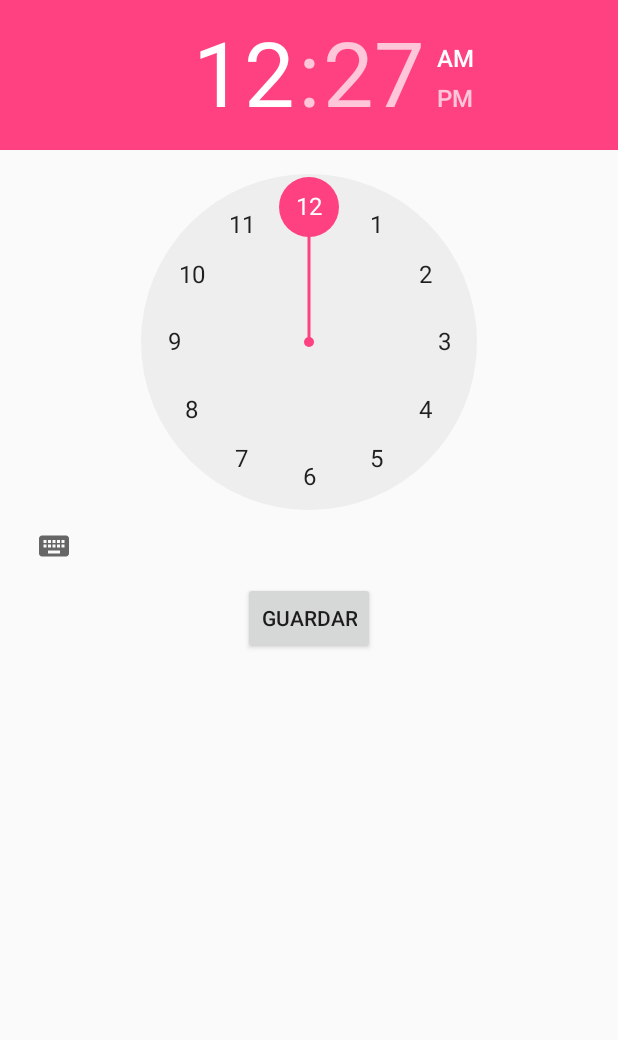
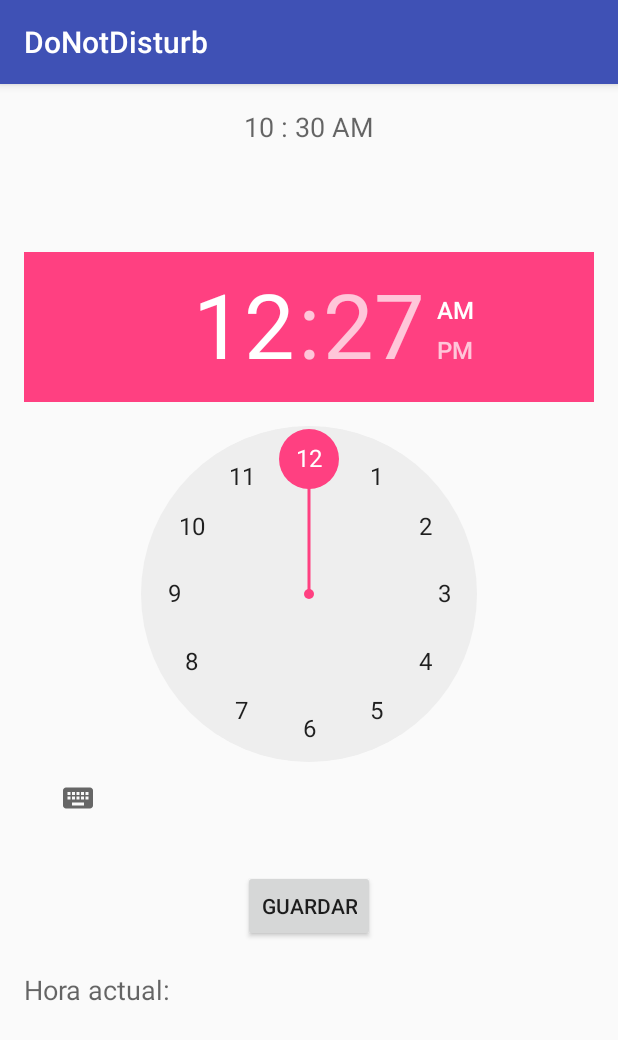
Before and after one commit to safloresg/DoNotDisturb, an Android app: the screen it shows after launch (StartTime before the commit, StartDate after it), after a tap on "Hora inicio", on a phone screen of 412 x 824 dp. Shown: the top 1040 px of the screen. Run offline under Robolectric (Android 15) with nearby library versions, the phone set to English and light mode, and no system bars.

Commit message:
Revert "Fixed datepickers"

```diff
--- a/app/src/main/AndroidManifest.xml
+++ b/app/src/main/AndroidManifest.xml
@@ -30,12 +30,12 @@
 
         </activity>
 
-        <activity android:name=".StartTime"
+        <activity android:name=".StartDate"
             android:label="@string/app_name" >
 
         </activity>
 
-        <activity android:name=".EndTime"
+        <activity android:name=".EndDate"
             android:label="@string/app_name" >
 
         </activity>
--- a/app/src/main/java/donotdisturb/fime/mx/donotdisturb/MainActivity.java
+++ b/app/src/main/java/donotdisturb/fime/mx/donotdisturb/MainActivity.java
@@ -33,11 +33,11 @@ public class MainActivity extends ListActivity {
         switch (pos)
         {
             case 1:
-                Intent i1 = new Intent(MainActivity.this,StartTime.class);
+                Intent i1 = new Intent(MainActivity.this,StartDate.class);
                 startActivity(i1);
                 break;
             case 2:
-                Intent i2 = new Intent(MainActivity.this,EndTime.class);
+                Intent i2 = new Intent(MainActivity.this,EndDate.class);
                 startActivity(i2);
                 break;
             case 3:
--- /dev/null
+++ b/app/src/main/java/donotdisturb/fime/mx/donotdisturb/StartDate.java
@@ -0,0 +1,58 @@
+package donotdisturb.fime.mx.donotdisturb;
+
+import android.support.v7.app.AppCompatActivity;
+import android.os.Bundle;
+import android.view.Menu;
+import android.view.View;
+import android.widget.TextView;
+import android.widget.TimePicker;
+import java.util.Calendar;
+
+public class StartDate extends AppCompatActivity {
+
+    private TimePicker timePicker;
+    private TextView time;
+    private Calendar calendar;
+    private String format = "";
+
+
+    @Override
+    protected void onCreate(Bundle savedInstanceState) {
+        super.onCreate(savedInstanceState);
+        setContentView(R.layout.start_date);
+
+        timePicker = (TimePicker) findViewById(R.id.timePicker1);
+        time = (TextView) findViewById(R.id.textView);
+        calendar = Calendar.getInstance();
+
+        int hour = calendar.get(Calendar.HOUR_OF_DAY);
+        int min = calendar.get(Calendar.MINUTE);
+        showTime(hour, min);
+    }
+
+//    public void setTime(View view) {
+//        int hour = timePicker.getCurrentHour();
+//        int min = timePicker.getCurrentMinute();
+//        int hour = timePicker.getHour();
+//        int min = timePicker.getMinute();
+//        showTime(hour, min);
+//    }
+
+    public void showTime(int hour, int min) {
+        if (hour == 0) {
+            hour += 12;
+            format = "AM";
+        }
+        else if (hour == 12) {
+            format = "PM";
+        } else if (hour > 12) {
+            hour -= 12;
+            format = "PM";
+        } else {
+            format = "AM";
+        }
+        time.setText(new StringBuilder().append(hour).append(" : ").append(min)
+                .append(" ").append(format));
+    }
+
+}
--- a/app/src/main/java/donotdisturb/fime/mx/donotdisturb/StartTime.java
+++ /dev/null
@@ -1,76 +0,0 @@
-package donotdisturb.fime.mx.donotdisturb;
-
-import android.annotation.TargetApi;
-import android.app.Activity;
-import android.content.Context;
-import android.media.AudioManager;
-import android.os.Build;
-import android.os.Bundle;
-//import android.support.v7.app.AppCompatActivity;
-//import android.support.v7.app.AppCompatActivity;
-import android.util.Log;
-import android.view.View;
-import android.widget.Button;
-import android.widget.TextView;
-import android.widget.TimePicker;
-import android.widget.Toast;
-
-import java.util.Calendar;
-
-public class StartTime extends Activity {
-    private TimePicker timePicker;
-    private Calendar calendar;
-    private String format = "";
-    private Button btn_start_time;
-    private AudioManager audiom;
-
-    @Override
-    protected void onCreate(Bundle savedInstanceState) {
-        super.onCreate(savedInstanceState);
-        setContentView(R.layout.start_time);
-
-        timePicker = (TimePicker) findViewById(R.id.start_time);
-        btn_start_time = (Button) findViewById(R.id.btn_start_time);
-
-        calendar = Calendar.getInstance();
-        audiom = (AudioManager) getSystemService(Context.AUDIO_SERVICE);
-
-        btn_start_time.setOnClickListener(new View.OnClickListener() {
-            @TargetApi(Build.VERSION_CODES.M)
-            @Override
-            public void onClick(View v) {
-                int start_hour = timePicker.getCurrentHour();
-                int start_min = timePicker.getCurrentMinute();
-                Log.d("HORA: ", String.valueOf(start_hour));
-                Log.d("MIN: ", String.valueOf(start_min));
-                finish();
-            }
-        });
-
-        int hour = calendar.get(Calendar.HOUR_OF_DAY);
-        int min = calendar.get(Calendar.MINUTE);
-        showTime(hour, min);
-    }
-
-    @TargetApi(Build.VERSION_CODES.M)
-    public void setTime(View view) {
-        int hour = timePicker.getHour();
-        int min = timePicker.getMinute();
-        showTime(hour, min);
-    }
-
-    public void showTime(int hour, int min) {
-        if (hour == 0) {
-            hour += 12;
-            format = "AM";
-        }
-        else if (hour == 12) {
-            format = "PM";
-        } else if (hour > 12) {
-            hour -= 12;
-            format = "PM";
-        } else {
-            format = "AM";
-        }
-    }
-}
--- /dev/null
+++ b/app/src/main/res/layout/start_date.xml
@@ -0,0 +1,60 @@
+<?xml version="1.0" encoding="utf-8"?>
+<RelativeLayout xmlns:android="http://schemas.android.com/apk/res/android"
+    xmlns:tools="http://schemas.android.com/tools"
+    android:layout_width="match_parent"
+    android:layout_height="match_parent"
+    android:paddingBottom="@dimen/activity_vertical_margin"
+    android:paddingLeft="@dimen/activity_horizontal_margin"
+    android:paddingRight="@dimen/activity_horizontal_margin"
+    android:paddingTop="@dimen/activity_vertical_margin"
+    tools:context="donotdisturb.fime.mx.donotdisturb.StartDate">
+
+    <TextView
+        android:id="@+id/textView"
+        android:layout_width="wrap_content"
+        android:layout_height="wrap_content"
+        android:layout_alignParentTop="true"
+        android:layout_centerHorizontal="true"
+        android:text="@string/time_pick"
+        android:textAppearance="?android:attr/textAppearanceMedium"
+        />
+
+    <Button
+        android:id="@+id/set_button"
+        android:layout_width="wrap_content"
+        android:layout_height="wrap_content"
+        android:layout_alignParentBottom="true"
+        android:layout_centerHorizontal="true"
+        android:layout_marginBottom="180dp"
+        android:onClick="setTime"
+        android:text="@string/time_save" />
+
+    <TimePicker
+        android:id="@+id/timePicker1"
+        android:layout_width="wrap_content"
+        android:layout_height="wrap_content"
+        android:layout_above="@+id/set_button"
+        android:layout_centerHorizontal="true"
+        android:layout_marginBottom="24dp" />
+
+    <TextView
+        android:id="@+id/textView3"
+        android:layout_width="wrap_content"
+        android:layout_height="wrap_content"
+        android:layout_alignLeft="@+id/timePicker1"
+        android:layout_alignTop="@+id/set_button"
+        android:layout_marginTop="67dp"
+        android:text="@string/time_current"
+        android:textAppearance="?android:attr/textAppearanceMedium" />
+
+    <TextView
+        android:id="@+id/textView1"
+        android:layout_width="wrap_content"
+        android:layout_height="wrap_content"
+        android:layout_below="@+id/textView3"
+        android:layout_centerHorizontal="true"
+        android:layout_marginTop="50dp"
+        android:text="@string/time_selected"
+        android:textAppearance="?android:attr/textAppearanceMedium" />
+
+</RelativeLayout>
--- a/app/src/main/res/layout/start_time.xml
+++ /dev/null
@@ -1,20 +0,0 @@
-<?xml version="1.0" encoding="utf-8"?>
-<LinearLayout xmlns:android="http://schemas.android.com/apk/res/android"
-    android:orientation="vertical" android:layout_width="match_parent"
-    android:layout_height="match_parent">
-
-    <TimePicker
-        android:layout_width="wrap_content"
-        android:layout_height="wrap_content"
-        android:id="@+id/start_time"
-        android:layout_gravity="center_horizontal" />
-
-
-    <Button
-        android:layout_width="wrap_content"
-        android:layout_height="wrap_content"
-        android:text="GUARDAR"
-        android:id="@+id/btn_start_time"
-        android:layout_gravity="center_horizontal" />
-
-</LinearLayout>
```
Also changed, not shown: app/src/main/java/donotdisturb/fime/mx/donotdisturb/EndDate.java (renamed from app/src/main/java/donotdisturb/fime/mx/donotdisturb/EndTime.java, +16 -29 lines), app/src/main/res/layout/end_date.xml (added, +54 -0 lines), app/src/main/res/layout/end_time.xml (deleted, +0 -19 lines), app/src/main/res/layout/splash_screen.xml (+7 -8 lines), app/src/main/res/drawable-hdpi/ic_splash_loading.png (deleted), app/src/main/res/drawable-mdpi/ic_splash_loading.png (deleted), app/src/main/res/drawable-xhdpi/ic_splash_loading.png (deleted), app/src/main/res/drawable-xxhdpi/ic_splash_loading.png (deleted).
